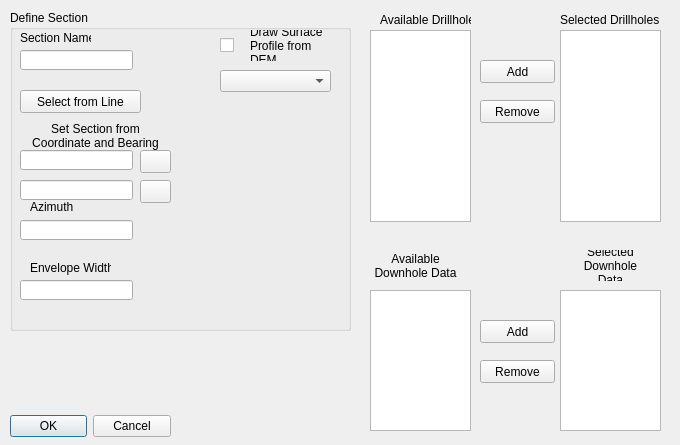
The window that QDrillerPlugin/generatesection_dialog_base.ui (valheran/QDriller) describes before a commit, drawn with Qt 5.
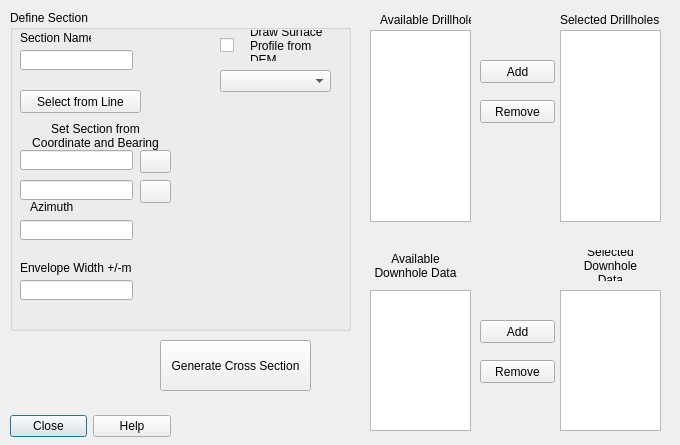
The same window after the commit.

Commit message:
SectionView Gui, Section Generator
Made advances on the SectionViewer GUI, converting into layouts and
making scalable. Linked up more buttons/actions, and started adding
features similar to the qgis interface. Started fleshing out the
Generate sections class, setting up most GUI linkages and some backend
functions. Gui mostly seems to work but generating the sections has not
been tried yet

The edit to the form file:
```diff
--- a/QDrillerPlugin/generatesection_dialog_base.ui
+++ b/QDrillerPlugin/generatesection_dialog_base.ui
@@ -26,7 +26,7 @@
     <enum>Qt::Horizontal</enum>
    </property>
    <property name="standardButtons">
-    <set>QDialogButtonBox::Cancel|QDialogButtonBox::Ok</set>
+    <set>QDialogButtonBox::Close|QDialogButtonBox::Help</set>
    </property>
   </widget>
   <widget class="QGroupBox" name="groupBox">
@@ -148,14 +148,14 @@
    <widget class="QLabel" name="label_3">
     <property name="geometry">
      <rect>
-      <x>20</x>
+      <x>10</x>
       <y>250</y>
-      <width>81</width>
+      <width>111</width>
       <height>16</height>
      </rect>
     </property>
     <property name="text">
-     <string>Envelope Width</string>
+     <string>Envelope Width +/-m</string>
     </property>
    </widget>
    <widget class="QLineEdit" name="lineEdit_4">
@@ -387,6 +387,19 @@
     <bool>true</bool>
    </property>
   </widget>
+  <widget class="QPushButton" name="btnDraw">
+   <property name="geometry">
+    <rect>
+     <x>160</x>
+     <y>340</y>
+     <width>151</width>
+     <height>51</height>
+    </rect>
+   </property>
+   <property name="text">
+    <string>Generate Cross Section</string>
+   </property>
+  </widget>
  </widget>
  <resources/>
  <connections>
```
Left out of the diff: 42 changed lines with no effect on the pictures. The commit also changes 7 other files.
